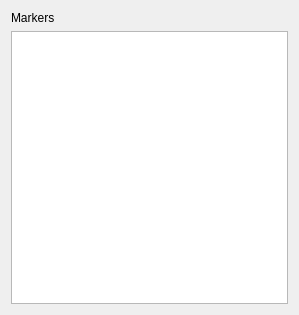
Above: ruby/lib/vizkit/widgets/log_marker_viewer/log_marker_viewer.ui from rock-core/gui-vizkit before the change. Below: the same form after it.
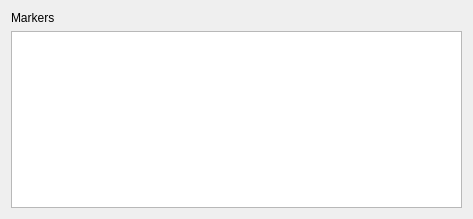
That is the form after the change.

What changed in the file:
```diff
--- a/ruby/lib/vizkit/widgets/log_marker_viewer/log_marker_viewer.ui
+++ b/ruby/lib/vizkit/widgets/log_marker_viewer/log_marker_viewer.ui
@@ -6,8 +6,8 @@
    <rect>
     <x>0</x>
     <y>0</y>
-    <width>299</width>
-    <height>315</height>
+    <width>473</width>
+    <height>219</height>
    </rect>
   </property>
   <property name="windowTitle">
```
